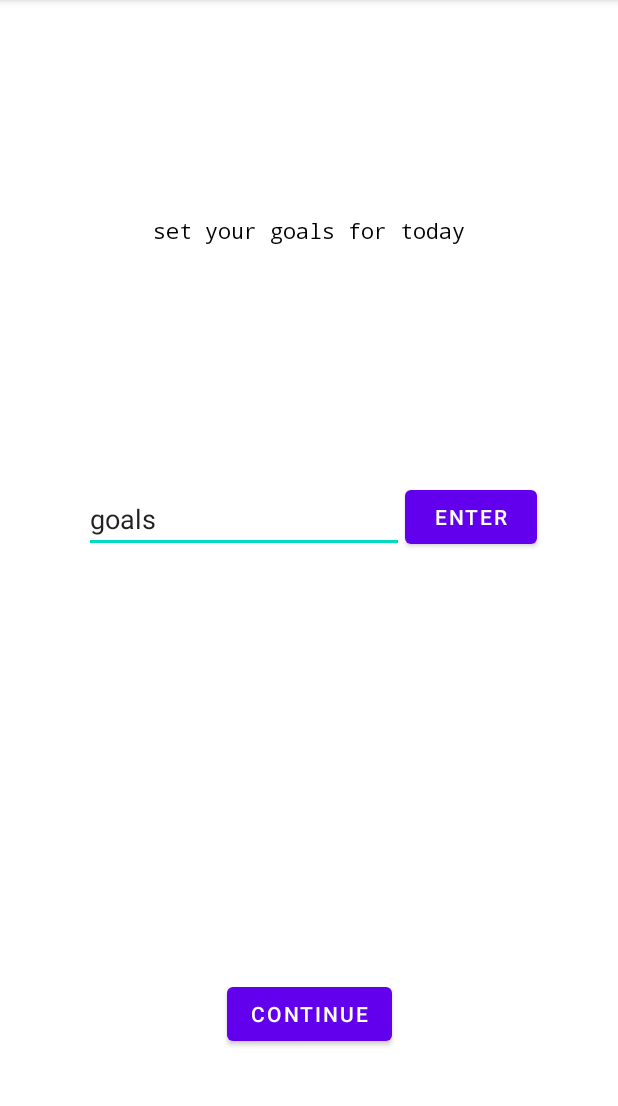
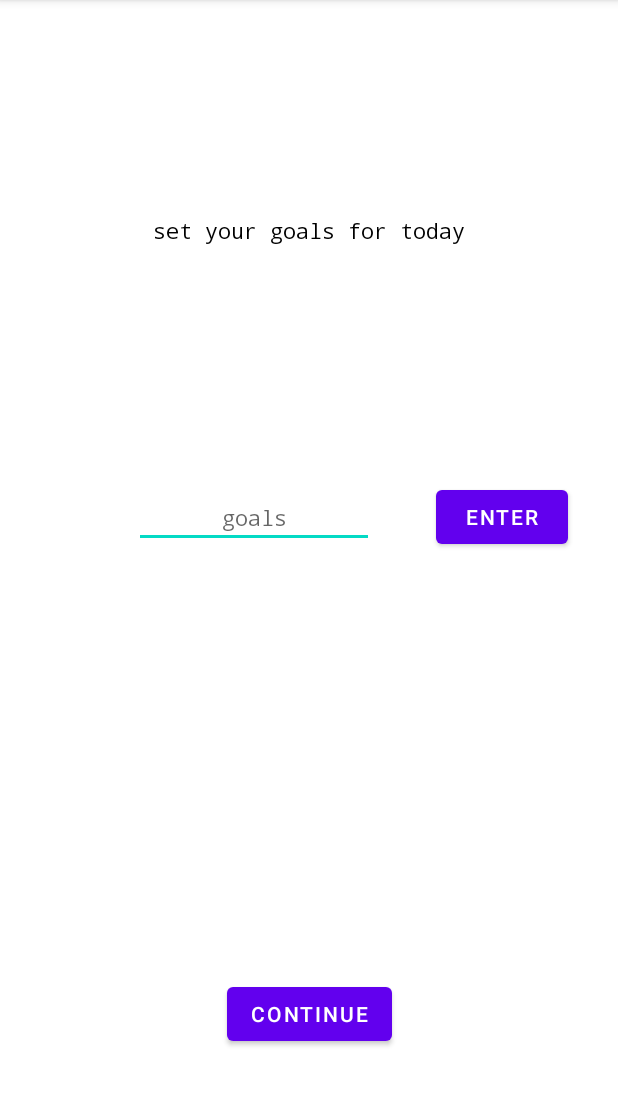
Before and after one commit to viclabV1/carrot, an Android app: the GoalSettingActivity screen opened directly, with no data from a screen before it, on a phone screen of 412 x 824 dp, the part 84-1190 px from its top. Run offline under Robolectric (Android 15) with nearby library versions, the phone set to English and light mode, and no system bars; 1 statement that could not run was skipped.

```diff
--- a/app/src/main/AndroidManifest.xml
+++ b/app/src/main/AndroidManifest.xml
@@ -9,8 +9,7 @@
         android:roundIcon="@mipmap/ic_launcher_round"
         android:supportsRtl="true"
         android:theme="@style/Theme.Carrot">
-
-
+        <activity android:name=".GoalActivity"></activity>
         <activity android:name=".ManagerActivity">
             android:theme="@android:style/Theme.NoDisplay"
             <intent-filter>
--- a/app/src/main/java/com/example/carrot/GeneralManager.java
+++ b/app/src/main/java/com/example/carrot/GeneralManager.java
@@ -17,7 +17,11 @@ public class GeneralManager {
     public boolean getNewWeek(){
         return newWeek;
     }
+
+    //has app been opened before?
     private boolean opened = false;
+    //is this the first time the app has been opened today?
     private boolean newDay = true;
+    //is this the first time the app has been opened this week?
     private boolean newWeek = true;
 }
--- a/app/src/main/java/com/example/carrot/GoalSettingActivity.java
+++ b/app/src/main/java/com/example/carrot/GoalSettingActivity.java
@@ -1,7 +1,7 @@
 package com.example.carrot;
 
 import android.os.Bundle;
-
+import com.example.carrot.GoalHandler;
 import androidx.appcompat.app.AppCompatActivity;
 
 public class GoalSettingActivity extends AppCompatActivity {
@@ -15,6 +15,10 @@ public class GoalSettingActivity extends AppCompatActivity {
 
     //add goal-setting algorithm
     //add setGoal method
+    public void addNewGoal(){
+        thisHandler.addGoal("");
+    }
+
     //add setSubGoal method
-
+    GoalHandler thisHandler = new GoalHandler();
 }
--- a/app/src/main/res/layout/set_goals.xml
+++ b/app/src/main/res/layout/set_goals.xml
@@ -7,7 +7,7 @@
     android:layout_height="match_parent">
 
     <TextView
-        android:id="@+id/textView6"
+        android:id="@+id/tv_goalset_instruction"
         android:layout_width="wrap_content"
         android:layout_height="wrap_content"
         android:text="@string/setgoals"
@@ -19,7 +19,7 @@
         app:layout_constraintVertical_bias="0.192" />
 
     <Button
-        android:id="@+id/button3"
+        android:id="@+id/bt_goalset_continue"
         android:layout_width="wrap_content"
         android:layout_height="wrap_content"
         android:layout_marginBottom="68dp"
@@ -29,29 +29,32 @@
         app:layout_constraintStart_toStartOf="parent" />
 
     <Button
-        android:id="@+id/button4"
+        android:id="@+id/bt_goalset_enter"
         android:layout_width="wrap_content"
         android:layout_height="wrap_content"
+        android:layout_marginStart="8dp"
         android:text="@string/generic_button"
-        app:layout_constraintBottom_toTopOf="@+id/button3"
+        app:layout_constraintBottom_toTopOf="@+id/bt_goalset_continue"
         app:layout_constraintEnd_toEndOf="parent"
         app:layout_constraintHorizontal_bias="0.014"
-        app:layout_constraintStart_toEndOf="@+id/editTextTextPersonName2"
-        app:layout_constraintTop_toBottomOf="@+id/textView6"
+        app:layout_constraintStart_toEndOf="@+id/et_goalset_goals"
+        app:layout_constraintTop_toBottomOf="@+id/tv_goalset_instruction"
         app:layout_constraintVertical_bias="0.357" />
 
     <EditText
-        android:id="@+id/editTextTextPersonName2"
+        android:id="@+id/et_goalset_goals"
+        style="@style/input_hint"
         android:layout_width="wrap_content"
         android:layout_height="wrap_content"
         android:layout_marginStart="56dp"
+        android:autofillHints=""
         android:ems="10"
+        android:hint="@string/goal_header"
         android:inputType="textPersonName"
-        android:text="@string/goal_header"
-        app:layout_constraintBottom_toTopOf="@+id/button3"
+        app:layout_constraintBottom_toTopOf="@+id/bt_goalset_continue"
+        app:layout_constraintEnd_toStartOf="@+id/bt_goalset_enter"
         app:layout_constraintStart_toStartOf="parent"
-        app:layout_constraintTop_toBottomOf="@+id/textView6"
-        app:layout_constraintVertical_bias="0.361"
-        android:autofillHints="" />
+        app:layout_constraintTop_toBottomOf="@+id/tv_goalset_instruction"
+        app:layout_constraintVertical_bias="0.361" />
 
 </androidx.constraintlayout.widget.ConstraintLayout>
```
Also changed, not shown: app/src/main/java/com/example/carrot/DataContract.java (added, +17 -0 lines), app/src/main/java/com/example/carrot/GoalActivity.java (added, +14 -0 lines), app/src/main/java/com/example/carrot/ManagerActivity.java (+6 -1 lines), app/src/main/java/com/example/carrot/RewardActivity.java (+9 -2 lines), app/src/main/res/layout/activity_goal.xml (added, +67 -0 lines), app/src/main/res/layout/allowance.xml (+9 -10 lines), app/src/main/res/layout/introduction.xml (+7 -9 lines), app/src/main/res/values/styles.xml (+7 -1 lines).
